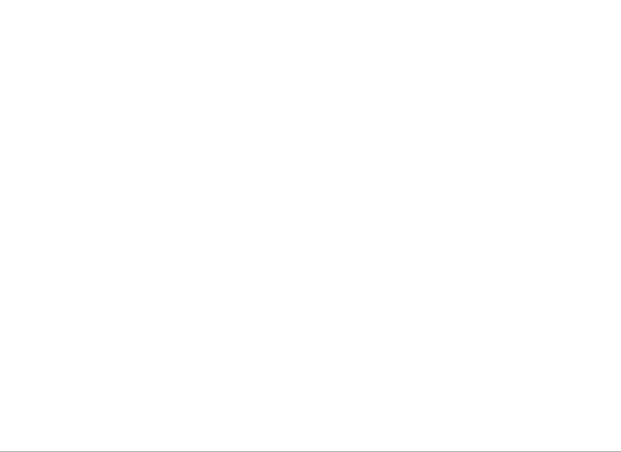
This is ui/ShowWindow.ui in kunansy/Vocabulary as Qt 5 draws it before an edit. The edited form follows.
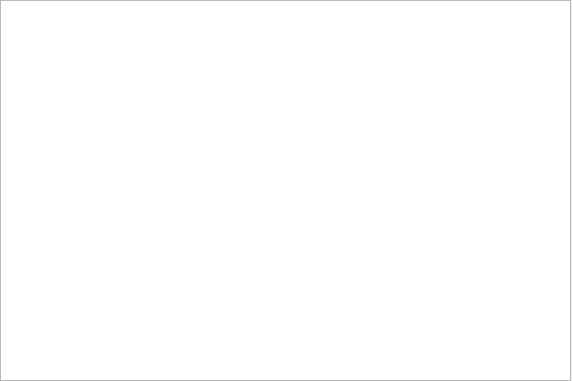
This is the edited form.

Commit message: Добавлены комментарии к методам класса Vocabulary

What changed in the file:
```diff
--- a/ui/ShowWindow.ui
+++ b/ui/ShowWindow.ui
@@ -6,8 +6,8 @@
    <rect>
     <x>0</x>
     <y>0</y>
-    <width>621</width>
-    <height>452</height>
+    <width>572</width>
+    <height>381</height>
    </rect>
   </property>
   <property name="windowTitle">
@@ -16,10 +16,10 @@
   <widget class="QTextBrowser" name="EnglishWordsBrowser">
    <property name="geometry">
     <rect>
-     <x>-5</x>
-     <y>-9</y>
-     <width>631</width>
-     <height>461</height>
+     <x>0</x>
+     <y>0</y>
+     <width>571</width>
+     <height>381</height>
     </rect>
    </property>
    <property name="font">
```
The commit also changes 2 other files.
